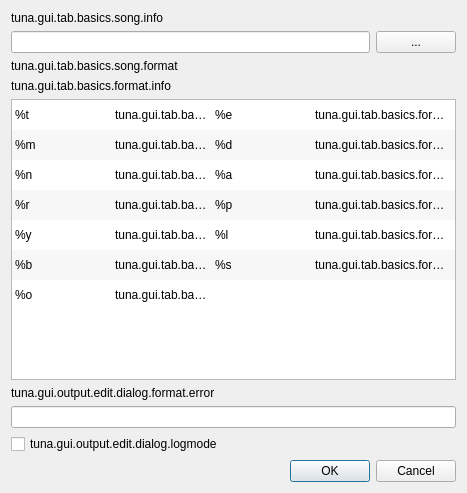
Above: src/gui/output_edit_dialog.ui from univrsal/tuna before the change. Below: the same form after it.
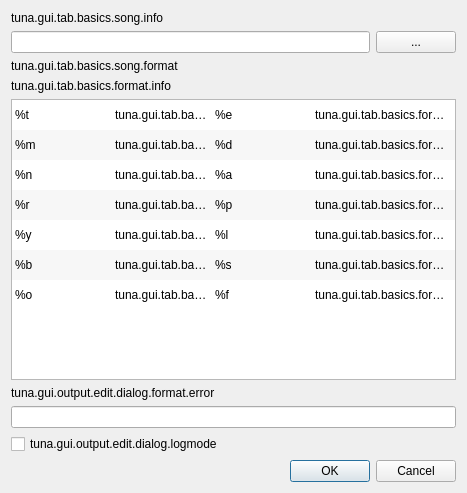
That is the form after the change. Icons and pictures are not drawn.

Commit message:
Format: Add file path format option
Only works with MPD, VLC retrieves the URL, but that doesn't seem to be
the file path

Closes #162

```diff
--- a/src/gui/output_edit_dialog.ui
+++ b/src/gui/output_edit_dialog.ui
@@ -293,6 +293,16 @@
          <string>tuna.gui.tab.basics.format.time.left</string>
         </property>
        </item>
+       <item row="6" column="2">
+        <property name="text">
+         <string>%f</string>
+        </property>
+       </item>
+       <item row="6" column="3">
+        <property name="text">
+         <string>tuna.gui.tab.basics.format.file_name</string>
+        </property>
+       </item>
       </widget>
      </item>
      <item>
```
The commit also changes 9 other files.
